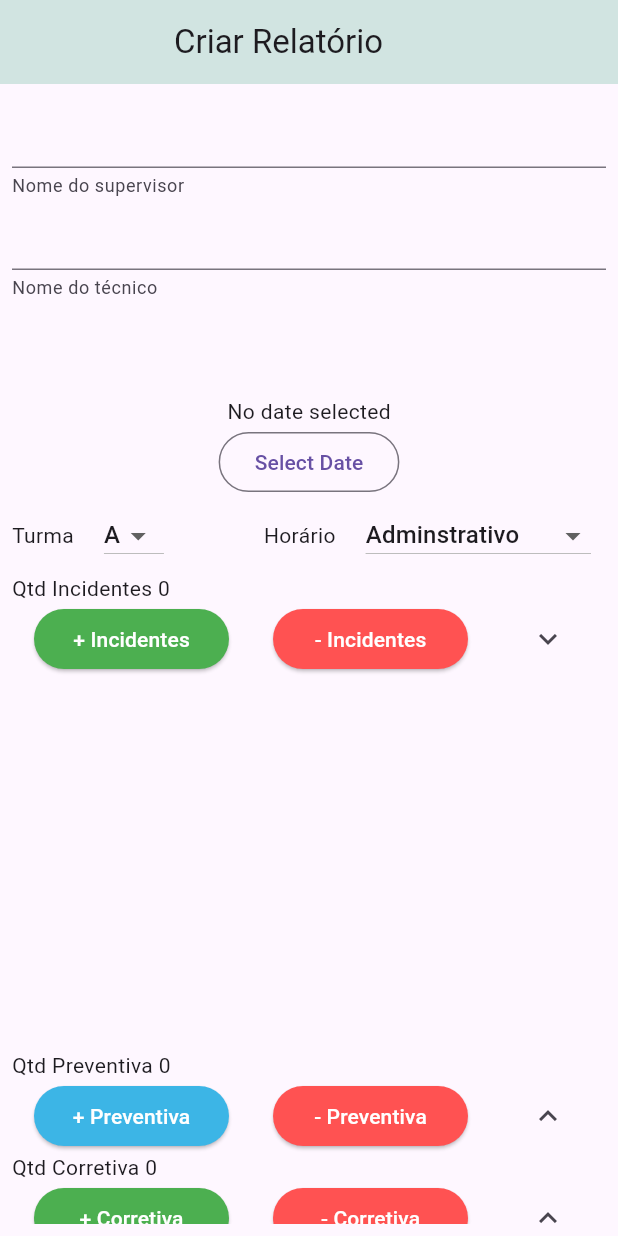
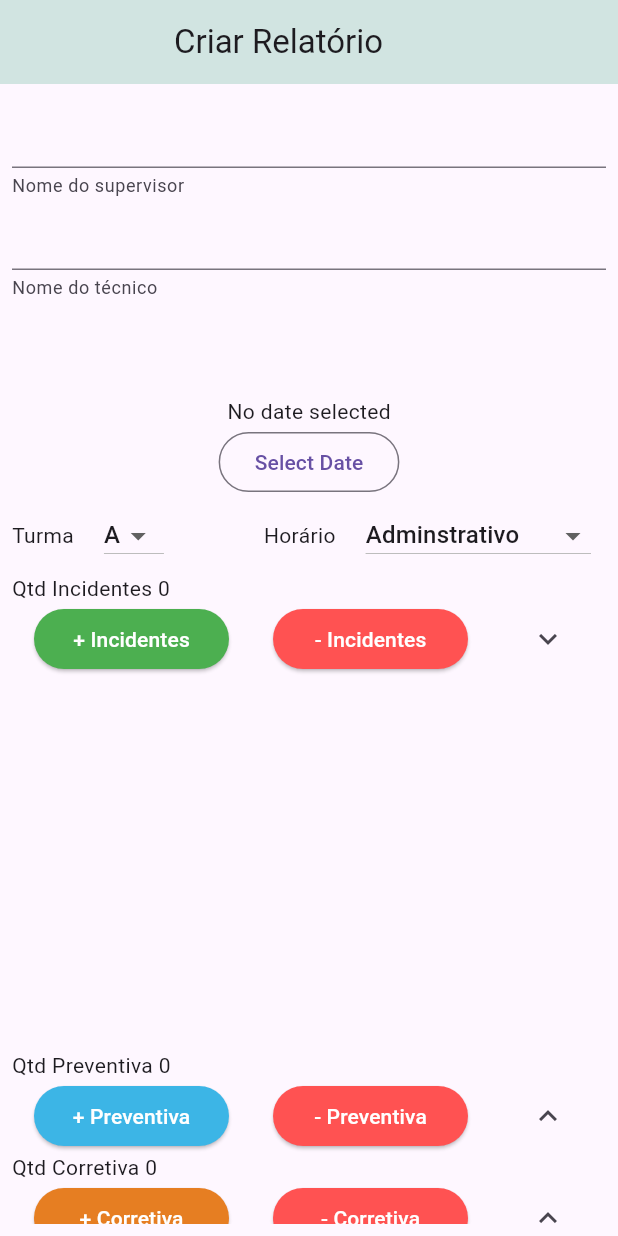
Before and after one commit to Brunohfc/FormEase, a Flutter app: the screen it shows after launch, after a tap on the "expand less" icon, after a tap on "+ Corretiva", after a tap on "- Corretiva", on a phone screen of 412 x 824 dp. Run offline on Flutter 3.47's test engine with Material 3 defaults, Android fonts, the phone set to English and light mode, and no system bars; our stand-ins replace hive, hive_flutter; accounts and stored records are empty.

```diff
--- a/lib/main.dart
+++ b/lib/main.dart
@@ -10,13 +10,10 @@ import 'package:relatorio/model/providers/availableEquipamentsProvider.dart';
 import 'package:relatorio/model/providers/corretiveProvider.dart';
 import 'package:relatorio/model/providers/preventivaProvider.dart';
 import 'package:relatorio/screens/app_bar.dart';
-
 import 'model/providers/datePickerProvider.dart';
 import 'package:hive_flutter/hive_flutter.dart';
 
-
-void main() async{
-
+void main() async {
   WidgetsFlutterBinding.ensureInitialized();
   await Hive.initFlutter();
   Hive.registerAdapter(PreventiveAdapter());
@@ -27,22 +24,24 @@ void main() async{
   final corretiveBox = await Hive.openBox<Corretive>('corretives');
   await seedCorretive(corretiveBox);
 
-  runApp(MultiProvider(providers: [
+  runApp(
+    MultiProvider(
+      providers: [
         ChangeNotifierProvider<AccidentsProvider>(create: (_) => AccidentsProvider()),
         ChangeNotifierProvider<PreventiveVehicleProvider>(create: (_) => PreventiveVehicleProvider(preventiveBox)),
-    ChangeNotifierProvider(create: (_) => CorrectiveVehicleProvider()),
+        ChangeNotifierProvider<CorrectiveVehicleProvider>(create: (_) => CorrectiveVehicleProvider(corretiveBox)),
         ChangeNotifierProvider(create: (_) => DatePickerProvider()),
         ChangeNotifierProvider(create: (_) => AvailablesEquipamentsProvider()),
-    ChangeNotifierProvider(create: (_) => EmployessProvider())
+        ChangeNotifierProvider(create: (_) => EmployessProvider()),
       ],
       child: MyApp(),
-  ) );
+    ),
+  );
 }
 
 class MyApp extends StatelessWidget {
   const MyApp({super.key});
 
-  // This widget is the root of your application.
   @override
   Widget build(BuildContext context) {
     return MyAppBarWidget();
--- a/lib/model/entities/seed/corretive_seed.dart
+++ b/lib/model/entities/seed/corretive_seed.dart
@@ -1,6 +1,5 @@
 import 'package:hive/hive.dart';
 import 'package:relatorio/model/entities/corretive.dart';
-import '../preventive.dart';
 
 const Map<String, List<String>> corretiveSeedMap = {
   'GP': [
--- a/lib/model/providers/corretiveProvider.dart
+++ b/lib/model/providers/corretiveProvider.dart
@@ -1,36 +1,59 @@
+import 'package:flutter/material.dart';
+import 'package:hive/hive.dart';
 
-import 'package:flutter/material.dart';
+import '../entities/corretive.dart';
+
+class CorrectiveFormEntry {
+  CorrectiveFormEntry({this.selectedCode, required this.descriptionController});
+
+  String? selectedCode;
+  final TextEditingController descriptionController;
+}
 
 class CorrectiveVehicleProvider extends ChangeNotifier {
+  CorrectiveVehicleProvider(this._corretiveBox) {
+    _loadCorrectiveVehicles();
+  }
 
-
-  final List<Map<String, TextEditingController>> _controllers = [];
+  final Box<Corretive> _corretiveBox;
+  final List<CorrectiveFormEntry> _entries = [];
+  final List<Corretive> _availableVehicles = [];
   bool _isExpanded = false;
 
-  get isExpanded => _isExpanded;
-  get controllers => _controllers;
-  List<Map<String, TextEditingController>> get corretive => _controllers;
+  bool get isExpanded => _isExpanded;
+  int corretiveCount() => _entries.length;
+  List<CorrectiveFormEntry> get entries => List.unmodifiable(_entries);
+  List<Corretive> get corretiveVehicles => List.unmodifiable(_availableVehicles);
 
-  createCorrective(){
-      _controllers.add(
-        {
-          'title': TextEditingController(),
-          'description': TextEditingController()
-        }
-      );
-      notifyListeners();
+  void _loadCorrectiveVehicles() {
+    _availableVehicles
+      ..clear()
+      ..addAll(_corretiveBox.values);
+    notifyListeners();
   }
 
-  removeCorrective(){
-      _controllers.removeLast();
-      notifyListeners();
+  void createCorrective() {
+    _entries.add(
+      CorrectiveFormEntry(
+        descriptionController: TextEditingController(),
+      ),
+    );
+    notifyListeners();
   }
 
-  int corretiveCount(){
-    return _controllers.length;
+  void removeCorrective() {
+    if (_entries.isEmpty) return;
+    _entries.removeLast();
+    notifyListeners();
   }
 
-  void toggleIsExpanded(){
+  void updateVehicleSelection(int index, String? code) {
+    if (index < 0 || index >= _entries.length) return;
+    _entries[index].selectedCode = code;
+    notifyListeners();
+  }
+
+  void toggleIsExpanded() {
     _isExpanded = !_isExpanded;
     notifyListeners();
   }
--- a/lib/screens/corretiveWidget.dart
+++ b/lib/screens/corretiveWidget.dart
@@ -9,6 +9,8 @@ class Corretivewidget extends StatelessWidget {
   Widget build(BuildContext context) {
     return Consumer<CorrectiveVehicleProvider>(
       builder: (context, corretive, child) {
+        final hasVehicles = corretive.corretiveVehicles.isNotEmpty;
+
         return Column(
           children: [
             Row(
@@ -21,42 +23,53 @@ class Corretivewidget extends StatelessWidget {
               children: [
                 ElevatedButton(
                   style: ElevatedButton.styleFrom(
-                      fixedSize: Size(130, 0), backgroundColor: Colors.green),
+                    fixedSize: const Size(130, 0),
+                    backgroundColor: const Color(0xFFE67E22),
+                  ),
                   onPressed: corretive.createCorrective,
                   child: const Text(
                     "+ Corretiva",
                     style: TextStyle(color: Colors.white),
-                  )),
+                  ),
+                ),
                 ElevatedButton(
                   style: ElevatedButton.styleFrom(
-                      fixedSize: Size(130, 0),
-                      backgroundColor: Colors.redAccent),
+                    fixedSize: const Size(130, 0),
+                    backgroundColor: Colors.redAccent,
+                  ),
                   onPressed: corretive.removeCorrective,
                   child: const Text(
                     "- Corretiva",
                     style: TextStyle(color: Colors.white),
-                  )),
+                  ),
+                ),
                 IconButton(
-                  onPressed: () {
-                    corretive.toggleIsExpanded();
-                  },
-                  icon: Icon(corretive.isExpanded
-                      ? Icons.expand_more
-                      : Icons.expand_less))
+                  onPressed: corretive.toggleIsExpanded,
+                  icon: Icon(
+                    corretive.isExpanded ? Icons.expand_more : Icons.expand_less,
+                  ),
+                ),
               ],
             ),
             AnimatedContainer(
               duration: const Duration(milliseconds: 500),
-            height: corretive.isExpanded ? 250 : 0, // Define a altura da animação
+              height: corretive.isExpanded ? 250 : 0,
               child: corretive.isExpanded
-                ? Column( // Usar Column para organizar o layout corretamente
+                  ? Column(
                       children: [
-                Expanded( // Garante que o ListView não cause erro
+                        if (!hasVehicles)
+                          const Expanded(
+                            child: Center(
+                              child: Text('Nenhum veículo cadastrado.'),
+                            ),
+                          )
+                        else
+                          Expanded(
                             child: ListView.builder(
                               shrinkWrap: true,
                               itemCount: corretive.corretiveCount(),
                               itemBuilder: (context, index) {
-                      final controllers = corretive.controllers[index];
+                                final entry = corretive.entries[index];
                                 return Card(
                                   margin: const EdgeInsets.symmetric(vertical: 8.0),
                                   child: Padding(
@@ -64,20 +77,30 @@ class Corretivewidget extends StatelessWidget {
                                     child: Column(
                                       crossAxisAlignment: CrossAxisAlignment.start,
                                       children: [
-                              TextFormField(
-                                keyboardType: TextInputType.multiline,
-                                maxLines: null,
-                                controller: controllers['title'],
+                                        DropdownButtonFormField<String>(
+                                          value: entry.selectedCode,
                                           decoration: const InputDecoration(
                                             labelText: 'Equipamento',
                                             border: OutlineInputBorder(),
                                           ),
+                                          items: corretive.corretiveVehicles
+                                              .map(
+                                                (vehicle) => DropdownMenuItem<String>(
+                                                  value: vehicle.codigo,
+                                                  child: Text(
+                                                    '${vehicle.codigo} - ${vehicle.setor}',
+                                                  ),
+                                                ),
+                                              )
+                                              .toList(),
+                                          onChanged: (value) =>
+                                              corretive.updateVehicleSelection(index, value),
                                         ),
                                         const SizedBox(height: 10),
                                         TextFormField(
                                           keyboardType: TextInputType.multiline,
                                           maxLines: null,
-                                controller: controllers['description'],
+                                          controller: entry.descriptionController,
                                           decoration: const InputDecoration(
                                             labelText: 'Descrição do Equipamento',
                                             border: OutlineInputBorder(),
@@ -92,11 +115,11 @@ class Corretivewidget extends StatelessWidget {
                           ),
                       ],
                     )
-                : const SizedBox.shrink(), // Esconde corretamente quando recolhido
+                  : const SizedBox(height: 10),
             ),
           ],
         );
-    }
+      },
     );
   }
 }
```
Also changed, not shown: lib/screens/texts/formatted_text.dart (+16 -7 lines). Lines whose indentation alone changed are shown as unchanged.
